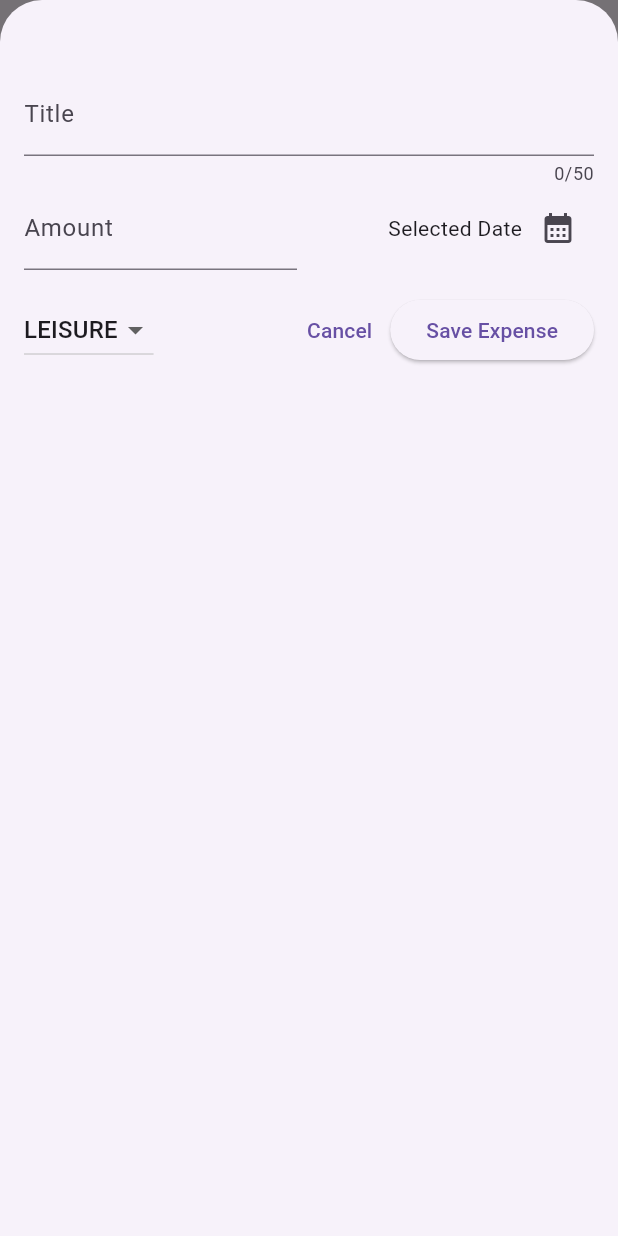
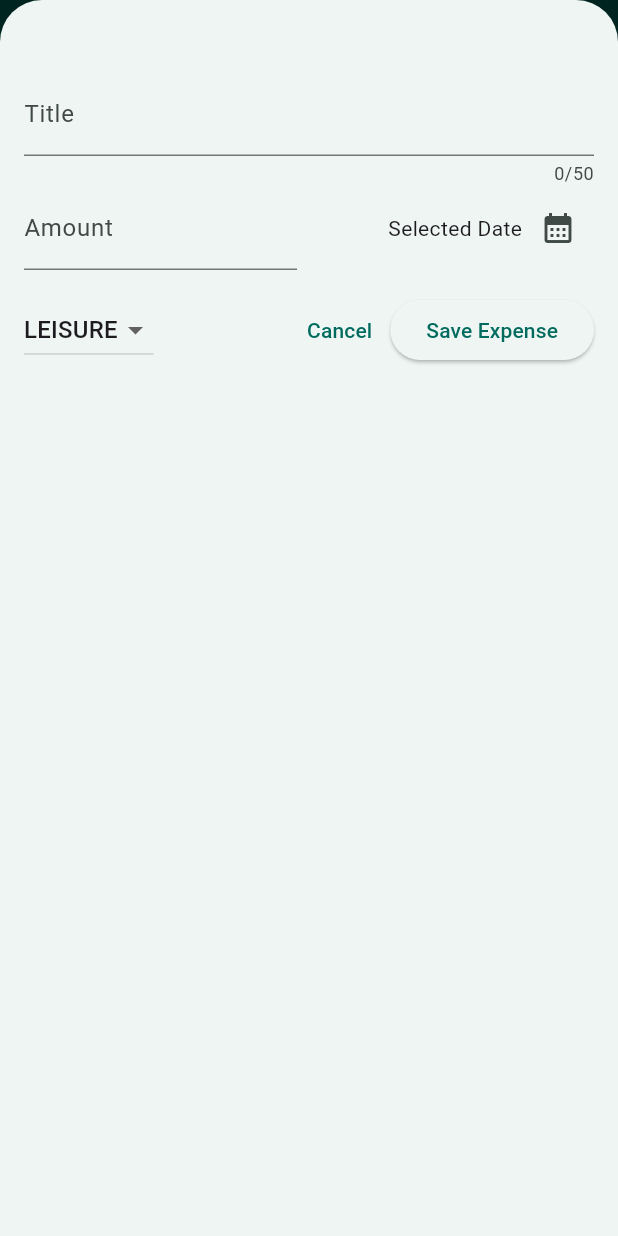
Before and after one commit to simpleittools/expense_tracker, a Flutter app: the screen it shows after launch, after a tap on the "add" icon, on a phone screen of 412 x 824 dp. Run offline on Flutter 3.47's test engine with Material 3 defaults, Android fonts, the phone set to English and light mode, and no system bars.

Commit message:
add color scheme via main.dart

```diff
--- a/lib/main.dart
+++ b/lib/main.dart
@@ -1,11 +1,28 @@
 import 'package:expense_tracker/widgets/expenses.dart';
 import 'package:flutter/material.dart';
+
+// k at the beginning of the variable implies global variable. it is not required, but it is convention.
+var kColorScheme = ColorScheme.fromSeed(
+  seedColor: const Color.fromARGB(
+    255,
+    0,
+    121,
+    107,
+  ),
+);
 
 void main() {
   runApp(
     MaterialApp(
       debugShowCheckedModeBanner: false,
-      theme: ThemeData(useMaterial3: true),
+      theme: ThemeData().copyWith(
+        useMaterial3: true,
+        colorScheme: kColorScheme,
+        appBarTheme: const AppBarTheme().copyWith(
+          backgroundColor: kColorScheme.onPrimaryContainer,
+          foregroundColor: kColorScheme.primaryContainer,
+        ),
+      ),
       home: const Expenses(),
     ),
   );
```
